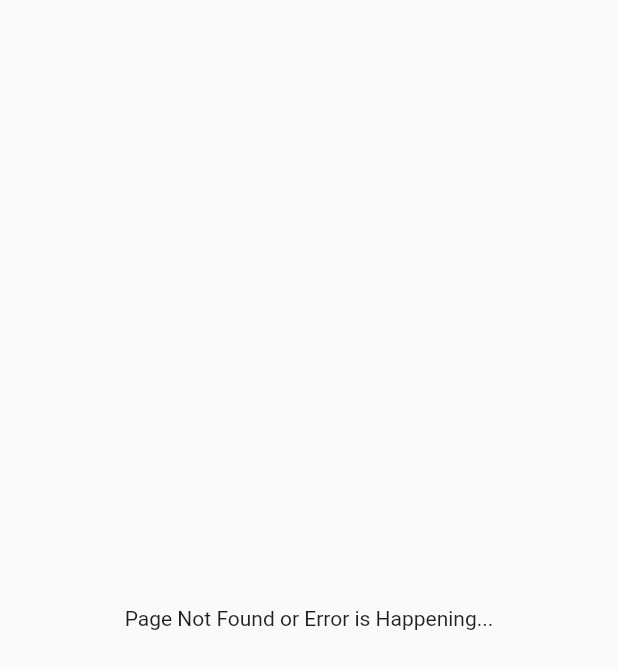
After one commit to Mameng57/digital-recipebook, a Flutter app: the UnknownFallbackScreen screen opened directly, on a phone screen of 412 x 824 dp. The commit adds this screen. Shown: the top 669 px of the screen. Run offline on Flutter 3.47's test engine with Material 2 defaults, Android fonts, the phone set to English and light mode, and no system bars.

Commit message:
adds navigation to default/error not found screen

```diff
--- a/lib/main.dart
+++ b/lib/main.dart
@@ -2,6 +2,7 @@ import 'package:flutter/material.dart';
 import 'package:digital_recipebook/home.dart';
 import 'package:digital_recipebook/screens/category_meals_screen.dart';
 import 'package:digital_recipebook/screens/meal_detail_screen.dart';
+import 'package:digital_recipebook/screens/unknown_fallback_screen.dart';
 
 void main() => runApp(MyApp());
 
@@ -45,6 +46,9 @@ class MyApp extends StatelessWidget {
         CategoryMealsScreen.routeName: (_) => CategoryMealsScreen(),
         MealDetailScreen.routeName: (_) => MealDetailScreen(),
       },
+      onUnknownRoute: (settings) => MaterialPageRoute(
+        builder: (context) => UnknownFallbackScreen(),
+      ),
     );
   }
 }
--- /dev/null
+++ b/lib/screens/unknown_fallback_screen.dart
@@ -0,0 +1,14 @@
+import 'package:flutter/material.dart';
+
+class UnknownFallbackScreen extends StatelessWidget {
+  const UnknownFallbackScreen({ Key? key }) : super(key: key);
+
+  @override
+  Widget build(BuildContext context) {
+    return Scaffold(
+      body: Center(
+        child: Text("Page Not Found or Error is Happening..."),
+      ),
+    );
+  }
+}
```
